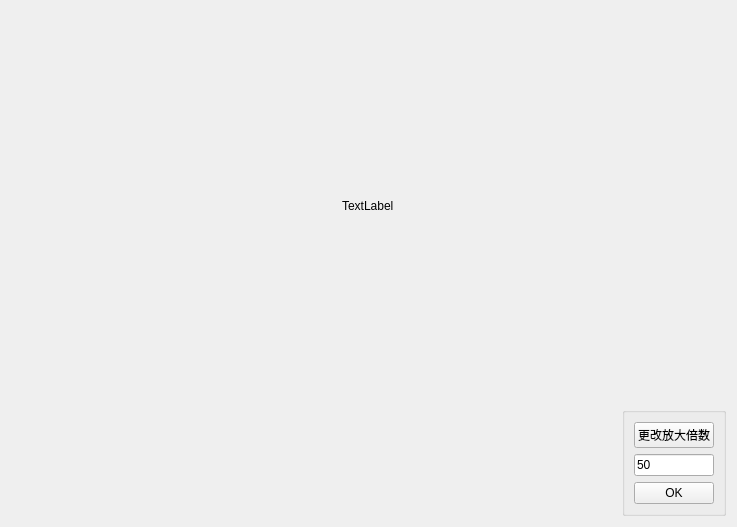
cooljiansir/3dreconstruction, file photodialog.ui: the form before one commit.
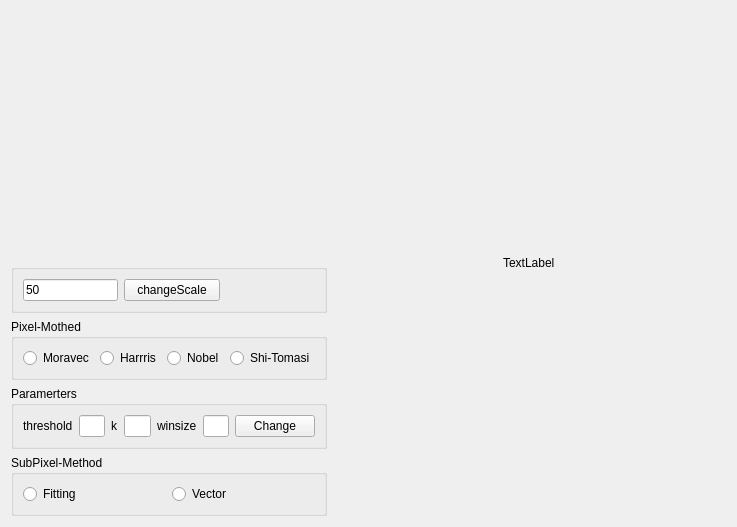
The form after the commit. Custom widgets are drawn as their Qt base class.

Commit message: 将所有的角点检测算法以及参数调整整合到一个GUI界面上

Diff of the .ui file:
```diff
--- a/photodialog.ui
+++ b/photodialog.ui
@@ -13,37 +13,9 @@
   <property name="windowTitle">
    <string>Dialog</string>
   </property>
-  <layout class="QVBoxLayout" name="verticalLayout_2" stretch="5,1">
+  <layout class="QHBoxLayout" name="horizontalLayout_4" stretch="2,5">
    <item>
-    <widget class="QWidget" name="bigBorder" native="true">
-     <layout class="QHBoxLayout" name="horizontalLayout_2">
-      <property name="spacing">
-       <number>0</number>
-      </property>
-      <property name="leftMargin">
-       <number>0</number>
-      </property>
-      <property name="topMargin">
-       <number>0</number>
-      </property>
-      <property name="rightMargin">
-       <number>0</number>
-      </property>
-      <property name="bottomMargin">
-       <number>0</number>
-      </property>
-      <item alignment="Qt::AlignHCenter|Qt::AlignVCenter">
-       <widget class="ClickLabel" name="bigLabel">
-        <property name="text">
-         <string>TextLabel</string>
-        </property>
-       </widget>
-      </item>
-     </layout>
-    </widget>
-   </item>
-   <item>
-    <layout class="QHBoxLayout" name="horizontalLayout" stretch="10,1">
+    <layout class="QVBoxLayout" name="verticalLayout" stretch="10,1,1,0,0">
      <item>
       <widget class="QWidget" name="scaleBorder" native="true">
        <layout class="QHBoxLayout" name="horizontalLayout_3">
@@ -80,17 +52,7 @@
        <property name="title">
         <string/>
        </property>
-       <layout class="QVBoxLayout" name="verticalLayout_3">
-        <item>
-         <widget class="QPushButton" name="pushButton">
-          <property name="focusPolicy">
-           <enum>Qt::NoFocus</enum>
-          </property>
-          <property name="text">
-           <string>更改放大倍数</string>
-          </property>
-         </widget>
-        </item>
+       <layout class="QHBoxLayout" name="horizontalLayout" stretch="1,1,1">
         <item>
          <widget class="QLineEdit" name="lineEdit">
           <property name="enabled">
@@ -108,12 +70,164 @@
          </widget>
         </item>
         <item>
-         <widget class="QPushButton" name="pushButton_2">
+         <widget class="QPushButton" name="pushButton">
           <property name="focusPolicy">
            <enum>Qt::NoFocus</enum>
           </property>
           <property name="text">
-           <string>OK</string>
+           <string>changeScale</string>
+          </property>
+         </widget>
+        </item>
+        <item>
+         <spacer name="horizontalSpacer">
+          <property name="orientation">
+           <enum>Qt::Horizontal</enum>
+          </property>
+          <property name="sizeHint" stdset="0">
+           <size>
+            <width>40</width>
+            <height>20</height>
+           </size>
+          </property>
+         </spacer>
+        </item>
+       </layout>
+      </widget>
+     </item>
+     <item>
+      <widget class="QGroupBox" name="groupBox_2">
+       <property name="title">
+        <string>Pixel-Mothed</string>
+       </property>
+       <layout class="QHBoxLayout" name="horizontalLayout_5">
+        <item>
+         <widget class="QRadioButton" name="radioButMoravec">
+          <property name="focusPolicy">
+           <enum>Qt::NoFocus</enum>
+          </property>
+          <property name="text">
+           <string>Moravec</string>
+          </property>
+         </widget>
+        </item>
+        <item>
+         <widget class="QRadioButton" name="radioButHarris">
+          <property name="focusPolicy">
+           <enum>Qt::NoFocus</enum>
+          </property>
+          <property name="text">
+           <string>Harrris</string>
+          </property>
+         </widget>
+        </item>
+        <item>
+         <widget class="QRadioButton" name="radioButNobel">
+          <property name="focusPolicy">
+           <enum>Qt::NoFocus</enum>
+          </property>
+          <property name="text">
+           <string>Nobel</string>
+          </property>
+         </widget>
+        </item>
+        <item>
+         <widget class="QRadioButton" name="radioButShiTomasi">
+          <property name="focusPolicy">
+           <enum>Qt::NoFocus</enum>
+          </property>
+          <property name="text">
+           <string>Shi-Tomasi</string>
+          </property>
+         </widget>
+        </item>
+       </layout>
+      </widget>
+     </item>
+     <item>
+      <widget class="QGroupBox" name="groupBox_4">
+       <property name="title">
+        <string>Paramerters</string>
+       </property>
+       <layout class="QHBoxLayout" name="horizontalLayout_7">
+        <item>
+         <widget class="QLabel" name="label">
+          <property name="text">
+           <string>threshold</string>
+          </property>
+         </widget>
+        </item>
+        <item>
+         <widget class="QLineEdit" name="lineEditThreshold">
+          <property name="focusPolicy">
+           <enum>Qt::ClickFocus</enum>
+          </property>
+         </widget>
+        </item>
+        <item>
+         <widget class="QLabel" name="labelK">
+          <property name="text">
+           <string>k</string>
+          </property>
+         </widget>
+        </item>
+        <item>
+         <widget class="QLineEdit" name="lineEditK">
+          <property name="focusPolicy">
+           <enum>Qt::ClickFocus</enum>
+          </property>
+         </widget>
+        </item>
+        <item>
+         <widget class="QLabel" name="label_3">
+          <property name="text">
+           <string>winsize</string>
+          </property>
+         </widget>
+        </item>
+        <item>
+         <widget class="QLineEdit" name="lineEditWinsize">
+          <property name="focusPolicy">
+           <enum>Qt::ClickFocus</enum>
+          </property>
+         </widget>
+        </item>
+        <item>
+         <widget class="QPushButton" name="changePraBut">
+          <property name="focusPolicy">
+           <enum>Qt::NoFocus</enum>
+          </property>
+          <property name="text">
+           <string>Change</string>
+          </property>
+         </widget>
+        </item>
+       </layout>
+      </widget>
+     </item>
+     <item>
+      <widget class="QGroupBox" name="groupBox_3">
+       <property name="title">
+        <string>SubPixel-Method</string>
+       </property>
+       <layout class="QHBoxLayout" name="horizontalLayout_6">
+        <item>
+         <widget class="QRadioButton" name="radioButFitting">
+          <property name="focusPolicy">
+           <enum>Qt::NoFocus</enum>
+          </property>
+          <property name="text">
+           <string>Fitting</string>
+          </property>
+         </widget>
+        </item>
+        <item>
+         <widget class="QRadioButton" name="radioButVector">
+          <property name="focusPolicy">
+           <enum>Qt::NoFocus</enum>
+          </property>
+          <property name="text">
+           <string>Vector</string>
           </property>
          </widget>
         </item>
@@ -122,6 +236,34 @@
      </item>
     </layout>
    </item>
+   <item>
+    <widget class="QWidget" name="bigBorder" native="true">
+     <layout class="QHBoxLayout" name="horizontalLayout_2">
+      <property name="spacing">
+       <number>0</number>
+      </property>
+      <property name="leftMargin">
+       <number>0</number>
+      </property>
+      <property name="topMargin">
+       <number>0</number>
+      </property>
+      <property name="rightMargin">
+       <number>0</number>
+      </property>
+      <property name="bottomMargin">
+       <number>0</number>
+      </property>
+      <item alignment="Qt::AlignHCenter|Qt::AlignVCenter">
+       <widget class="ClickLabel" name="bigLabel">
+        <property name="text">
+         <string>TextLabel</string>
+        </property>
+       </widget>
+      </item>
+     </layout>
+    </widget>
+   </item>
   </layout>
  </widget>
  <customwidgets>
```
The commit also changes 7 other files.
